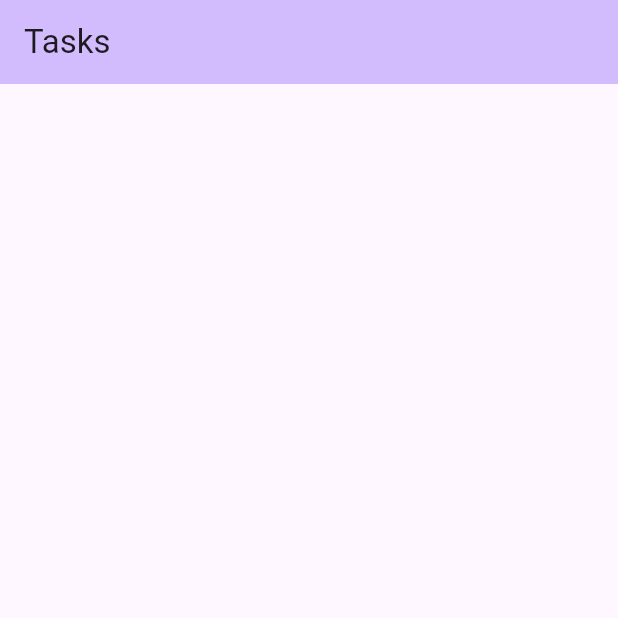
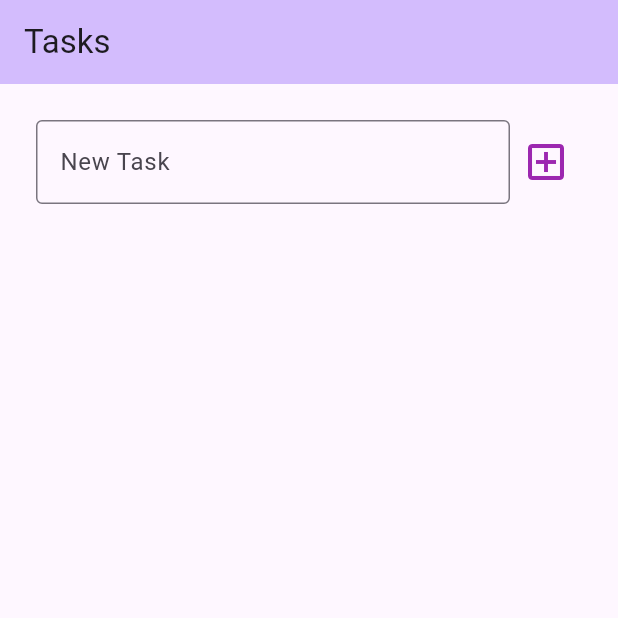
Before and after one commit to pedroaal/tasks_flutter, a Flutter app: the screen it shows after launch, on a phone screen of 412 x 824 dp, the top half of it. Run offline on Flutter 3.47's test engine with Material 2 defaults, Android fonts, the phone set to English and light mode, and no system bars; our stand-ins replace supabase_flutter; accounts and stored records are empty.

Commit message:
added create task

```diff
--- a/lib/pages/home.dart
+++ b/lib/pages/home.dart
@@ -16,11 +16,35 @@ class HomePage extends StatefulWidget {
 
 class _HomePageState extends State<HomePage> {
   List? tasks;
+  String task = '';
+
+  late TextEditingController _controller;
+
+  @override
+  void initState() {
+    super.initState();
+    _controller = TextEditingController();
+  }
+
+  @override
+  void dispose() {
+    _controller.dispose();
+    super.dispose();
+  }
 
   Future<void> getTasks() async {
     final res = await findTasks();
     setState(() {
       tasks = res;
+    });
+  }
+
+  void handleCreate() async {
+    createTask(task);
+    getTasks();
+    _controller.clear();
+    setState(() {
+      task = '';
     });
   }
 
@@ -35,6 +59,33 @@ class _HomePageState extends State<HomePage> {
       body: Container(
           width: MediaQuery.of(context).size.width,
           padding: const EdgeInsets.symmetric(horizontal: 24, vertical: 24),
+          child: Column(children: <Widget>[
+            Row(children: <Widget>[
+              Expanded(
+                child: TextField(
+                  controller: _controller,
+                  decoration: const InputDecoration(
+                    border: OutlineInputBorder(),
+                    hintText: 'New Task',
+                  ),
+                  onChanged: (String value) {
+                    setState(() {
+                      task = value;
+                    });
+                  },
+                ),
+              ),
+              IconButton(
+                  onPressed: handleCreate,
+                  icon: const Icon(
+                    Icons.add_box_outlined,
+                    color: Colors.purple,
+                    size: 32,
+                    semanticLabel: 'Create task',
+                  ))
+            ]),
+            const SizedBox(height: 16),
+            Expanded(
               child: tasks != null
                   ? ListView.separated(
                       itemCount: tasks?.length ?? 0,
@@ -53,7 +104,8 @@ class _HomePageState extends State<HomePage> {
                   : const Center(
                       child: Text("No Data Found"),
                     ),
-      ),
+            )
+          ])),
     );
   }
 }
--- a/lib/services/task.dart
+++ b/lib/services/task.dart
@@ -3,6 +3,10 @@ import 'package:supabase_flutter/supabase_flutter.dart';
 Future<List> findTasks() async {
   final res = await Supabase.instance.client.from('tasks').select().order('id');
   return res as List;
+}
+
+void createTask(String val) async {
+  await Supabase.instance.client.from('tasks').insert({'title': val});
 }
 
 void updateTask(bool val, int id) async {
```
Also changed, not shown: lib/widgets/task.dart (+6 -6 lines). Lines whose indentation alone changed are shown as unchanged.
